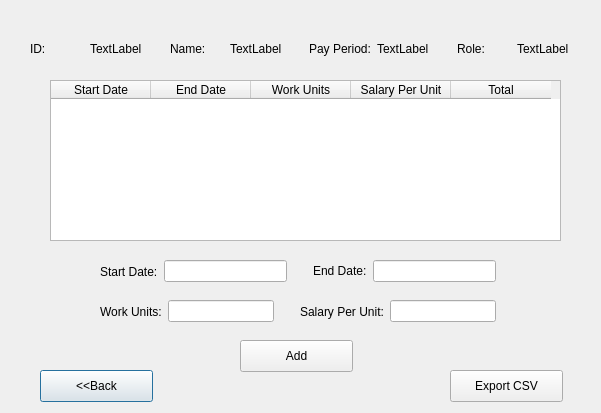
Qt form PayrollSystem/viewemployeedialog.ui (HippoCracker/Qt) before a commit.
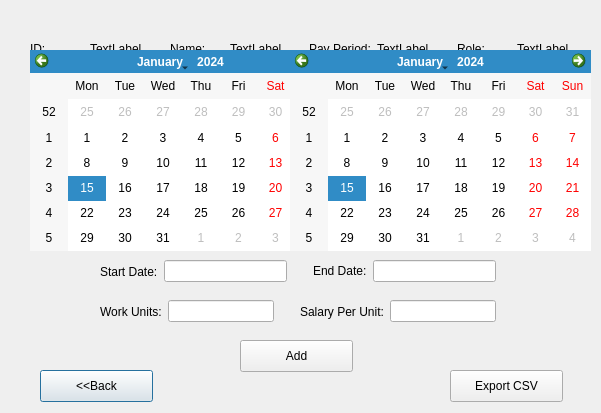
The same form after that commit.

The edit to the form file:
```diff
--- a/PayrollSystem/viewemployeedialog.ui
+++ b/PayrollSystem/viewemployeedialog.ui
@@ -132,7 +132,7 @@
     <string>Export CSV</string>
    </property>
   </widget>
-  <widget class="QWidget" name="">
+  <widget class="QWidget" name="layoutWidget">
    <property name="geometry">
     <rect>
      <x>30</x>
@@ -239,7 +239,7 @@
     </item>
    </layout>
   </widget>
-  <widget class="QWidget" name="">
+  <widget class="QWidget" name="layoutWidget">
    <property name="geometry">
     <rect>
      <x>100</x>
@@ -284,6 +284,26 @@
     </item>
    </layout>
   </widget>
+  <widget class="QCalendarWidget" name="startCalendar">
+   <property name="geometry">
+    <rect>
+     <x>30</x>
+     <y>50</y>
+     <width>301</width>
+     <height>201</height>
+    </rect>
+   </property>
+  </widget>
+  <widget class="QCalendarWidget" name="endCalendar">
+   <property name="geometry">
+    <rect>
+     <x>290</x>
+     <y>50</y>
+     <width>301</width>
+     <height>201</height>
+    </rect>
+   </property>
+  </widget>
  </widget>
  <resources/>
  <connections/>
```
